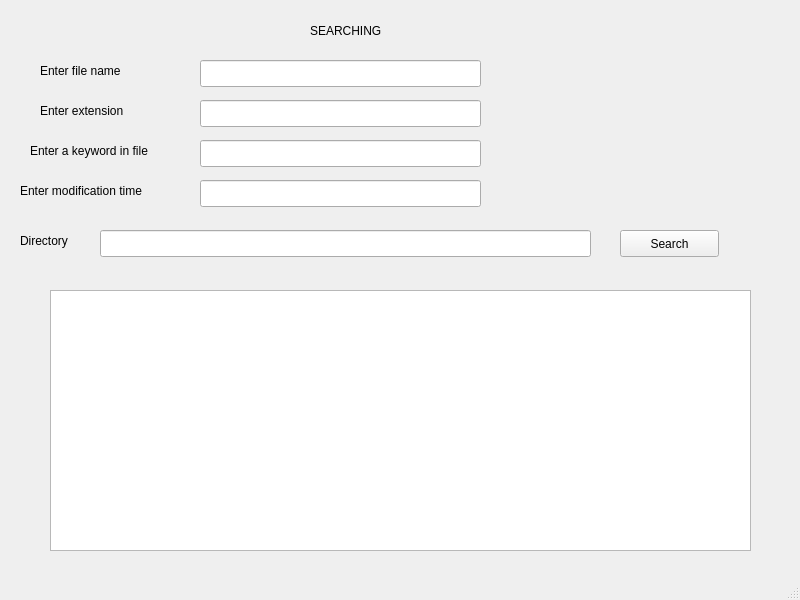
First picture: the form in mainwindow2.ui, repository haanh764/Unix_Part1, before the edit.
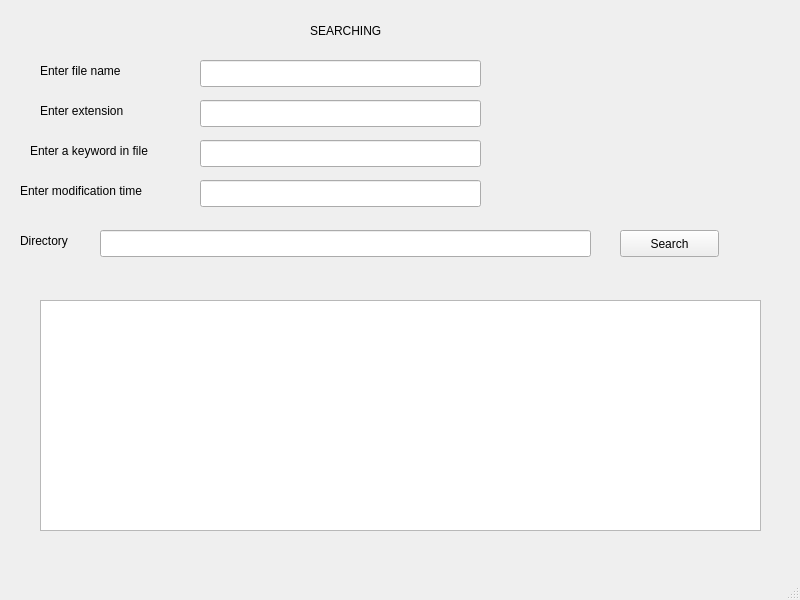
Second picture: the form after the edit.

Patch:
```diff
--- a/mainwindow2.ui
+++ b/mainwindow2.ui
@@ -155,13 +155,13 @@
      <string>Search</string>
     </property>
    </widget>
-   <widget class="QTextBrowser" name="textBrowser">
+   <widget class="QTextEdit" name="textEdit">
     <property name="geometry">
      <rect>
-      <x>50</x>
-      <y>290</y>
-      <width>701</width>
-      <height>261</height>
+      <x>40</x>
+      <y>300</y>
+      <width>721</width>
+      <height>231</height>
      </rect>
     </property>
    </widget>
```
